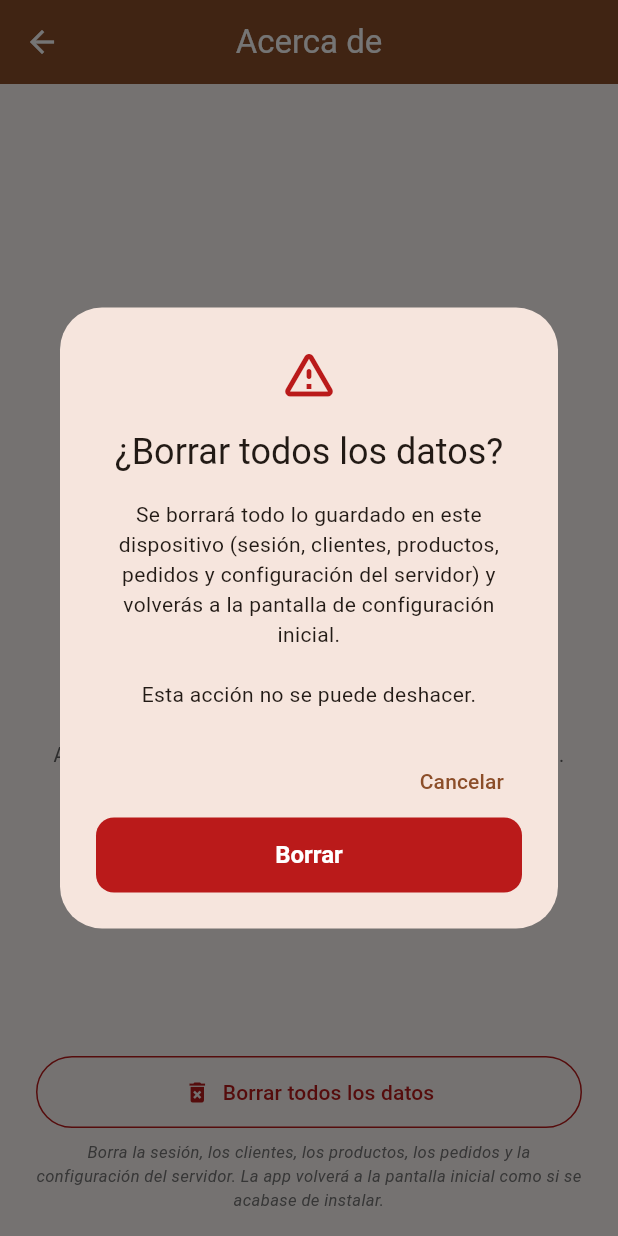
After one commit to Iago-3004/guzmanges-proyecto, a Flutter app: the AcercaDeScreen screen opened directly, after a tap on "Borrar todos los datos", on a phone screen of 412 x 824 dp. The commit adds this screen. Run offline on Flutter 3.47's test engine with Material 3 defaults, Android fonts, the phone set to English and light mode, and no system bars; our stand-ins replace dio, flutter_secure_storage, shared_preferences, sqflite; accounts and stored records are empty.

Commit message:
(APP) Ventana "Acerca de" + Boton de borrado

```diff
--- a/app/lib/core/db/database_helper.dart
+++ b/app/lib/core/db/database_helper.dart
@@ -82,4 +82,20 @@ class DatabaseHelper {
     await actual.close();
     _db = null;
   }
+
+  /// Borra POR COMPLETO la base de datos local: cierra la conexión, elimina
+  /// el fichero del disco y vuelve a abrir una BD vacía (con todas las
+  /// migraciones aplicadas desde cero). Lo usa el botón "Borrar todos los
+  /// datos" de la pantalla "Acerca de" para dejar la app como recién
+  /// instalada.
+  Future<void> borrarTodo() async {
+    await cerrar();
+    final directorio = await getDatabasesPath();
+    final ruta = p.join(directorio, _nombreBd);
+    await deleteDatabase(ruta);
+    await abrir();
+    if (kDebugMode) {
+      debugPrint('DatabaseHelper: BD borrada y recreada en $ruta');
+    }
+  }
 }
--- a/app/lib/core/storage/config_storage.dart
+++ b/app/lib/core/storage/config_storage.dart
@@ -17,4 +17,12 @@ class ConfigStorage {
     final prefs = await SharedPreferences.getInstance();
     return prefs.getString(_claveUrlServidor);
   }
+
+  /// Borra la URL del servidor. Tras esto, la app volverá a mostrar la
+  /// pantalla de configuración inicial. Lo usa el botón "Borrar todos los
+  /// datos" para dejar la app como recién instalada.
+  Future<void> borrarUrlServidor() async {
+    final prefs = await SharedPreferences.getInstance();
+    await prefs.remove(_claveUrlServidor);
+  }
 }
--- /dev/null
+++ b/app/lib/screens/acerca_de_screen.dart
@@ -0,0 +1,202 @@
+import 'package:flutter/foundation.dart';
+import 'package:flutter/material.dart';
+import 'package:provider/provider.dart';
+
+import '../core/db/database_helper.dart';
+import '../core/storage/token_storage.dart';
+import '../providers/app_config_provider.dart';
+import '../providers/auth_provider.dart';
+import '../providers/catalogos_provider.dart';
+import '../providers/clientes_provider.dart';
+import '../providers/pedidos_provider.dart';
+import '../providers/productos_provider.dart';
+
+/// Pantalla "Acerca de": muestra la información básica de la aplicación
+/// (logo, nombre y versión) y un botón destructivo para borrar todos los
+/// datos locales y volver al estado de "recién instalada".
+///
+/// Pensada como punto de salida cuando el usuario quiere cambiar de servidor
+/// (otra URL de API) o resetear la app por completo: no hay otra forma desde
+/// la UI de volver a la pantalla de configuración del servidor sin
+/// desinstalar.
+class AcercaDeScreen extends StatefulWidget {
+  const AcercaDeScreen({super.key});
+
+  /// Versión de la aplicación. Se mantiene en sincronía manualmente con la
+  /// declarada en `pubspec.yaml`. Hardcodeada para evitar añadir una
+  /// dependencia adicional (`package_info_plus`) solo para mostrarla.
+  static const String version = '1.0.0';
+
+  @override
+  State<AcercaDeScreen> createState() => _AcercaDeScreenState();
+}
+
+class _AcercaDeScreenState extends State<AcercaDeScreen> {
+  bool _borrando = false;
+
+  @override
+  Widget build(BuildContext context) {
+    final scheme = Theme.of(context).colorScheme;
+    return Scaffold(
+      appBar: AppBar(title: const Text('Acerca de')),
+      body: SafeArea(
+        child: Padding(
+          padding: const EdgeInsets.fromLTRB(24, 16, 24, 16),
+          child: Column(
+            children: [
+              const Spacer(),
+              Image.asset(
+                'assets/logo_guzmanges.png',
+                width: 140,
+                height: 140,
+                fit: BoxFit.contain,
+              ),
+              const SizedBox(height: 16),
+              Text(
+                'GuzmanGes',
+                style: Theme.of(context).textTheme.headlineMedium,
+              ),
+              const SizedBox(height: 4),
+              Text(
+                'Versión ${AcercaDeScreen.version}',
+                style: TextStyle(color: Colors.grey.shade600, fontSize: 14),
+              ),
+              const SizedBox(height: 32),
+              Text(
+                'Aplicación de preventa para representantes comerciales.\n'
+                'Proyecto Final de DAM.',
+                textAlign: TextAlign.center,
+                style: TextStyle(
+                  color: Colors.grey.shade700,
+                  fontSize: 13,
+                  height: 1.4,
+                ),
+              ),
+              const Spacer(),
+              SizedBox(
+                width: double.infinity,
+                child: OutlinedButton.icon(
+                  icon: const Icon(Icons.delete_forever),
+                  label: Text(_borrando
+                      ? 'Borrando…'
+                      : 'Borrar todos los datos'),
+                  style: OutlinedButton.styleFrom(
+                    foregroundColor: scheme.error,
+                    side: BorderSide(color: scheme.error),
+                    padding: const EdgeInsets.symmetric(vertical: 14),
+                  ),
+                  onPressed: _borrando ? null : _confirmarYBorrar,
+                ),
+              ),
+              const SizedBox(height: 8),
+              Text(
+                'Borra la sesión, los clientes, los productos, los pedidos '
+                'y la configuración del servidor. La app volverá a la '
+                'pantalla inicial como si se acabase de instalar.',
+                textAlign: TextAlign.center,
+                style: TextStyle(
+                  color: Colors.grey.shade600,
+                  fontSize: 11,
+                  fontStyle: FontStyle.italic,
+                ),
+              ),
+            ],
+          ),
+        ),
+      ),
+    );
+  }
+
+  Future<void> _confirmarYBorrar() async {
+    final scheme = Theme.of(context).colorScheme;
+    final confirmar = await showDialog<bool>(
+      context: context,
+      builder: (ctx) => AlertDialog(
+        icon: Icon(Icons.warning_amber_rounded,
+            color: scheme.error, size: 40),
+        title: const Text('¿Borrar todos los datos?'),
+        content: const Text(
+          'Se borrará todo lo guardado en este dispositivo (sesión, '
+          'clientes, productos, pedidos y configuración del servidor) y '
+          'volverás a la pantalla de configuración inicial.\n\n'
+          'Esta acción no se puede deshacer.',
+          textAlign: TextAlign.center,
+        ),
+        actions: [
+          TextButton(
+            onPressed: () => Navigator.of(ctx).pop(false),
+            child: const Text('Cancelar'),
+          ),
+          FilledButton(
+            style: FilledButton.styleFrom(backgroundColor: scheme.error),
+            onPressed: () => Navigator.of(ctx).pop(true),
+            child: const Text('Borrar'),
+          ),
+        ],
+      ),
+    );
+    if (confirmar != true || !mounted) return;
+
+    setState(() => _borrando = true);
+
+    // Capturamos las referencias a providers y al Navigator ANTES del
+    // await, así no dependemos del context tras las operaciones asíncronas.
+    final auth = context.read<AuthProvider>();
+    final appConfig = context.read<AppConfigProvider>();
+    final clientes = context.read<ClientesProvider>();
+    final productos = context.read<ProductosProvider>();
+    final pedidos = context.read<PedidosProvider>();
+    final catalogos = context.read<CatalogosProvider>();
+    final navigator = Navigator.of(context);
+
+    try {
+      // El ORDEN es crítico para evitar una carrera con la BD:
+      //
+      // `auth.logout()` dispara su callback `onUsuarioActivoChanged(null)`,
+      // que a su vez llama a `pedidos.setUsuarioActivo(null)`. Ese método
+      // ejecuta `recargarDesdeLocal()` (lectura asíncrona contra SQLite)
+      // SIN que la cadena externa la espere. Si justo después llamamos a
+      // `borrarTodo()`, este cierra la BD mientras la lectura sigue en
+      // vuelo → DatabaseException(error database_closed).
+      //
+      // Solución: borrar primero la BD (cierra y la recrea vacía).
+      // Cuando luego se haga logout, su recarga interna leerá la BD ya
+      // reabierta y devolverá [] sin race.
+
+      // 1. Cerrar y recrear la BD local. Operación rápida.
+      await DatabaseHelper.instancia.borrarTodo();
+
+      // 2. Refrescar las listas en memoria contra la BD ya vacía.
+      await clientes.recargarDesdeLocal();
+      await productos.cargarDesdeLocal();
+      await pedidos.recargarDesdeLocal();
+      await catalogos.cargarDesdeLocal();
+
+      // 3. Cerrar sesión. Su callback interno leerá la BD vacía sin
+      //    problemas y dejará al pedidosProvider sin usuario activo.
+      await auth.logout();
+
+      // 4. Limpieza defensiva del almacenamiento seguro por si el logout
+      //    dejó algo (es idempotente).
+      await TokenStorage().limpiarSesion();
+
+      // 5. Borrar la URL del servidor. `_Raiz` reactivo en main.dart
+      //    detecta `estaConfigurado == false` y reemplaza la pantalla
+      //    de fondo por ServidorConfigScreen.
+      await appConfig.limpiarUrl();
+    } catch (e) {
+      if (kDebugMode) debugPrint('AcercaDeScreen: error al borrar datos: $e');
+      // En caso de fallo parcial dejamos al menos la URL borrada para
+      // forzar el reset visual.
+      await appConfig.limpiarUrl();
+    }
+
+    // Aunque `_Raiz` ya cambió la ruta 0 a ServidorConfigScreen, esta
+    // pantalla "Acerca de" sigue pusheada en el Navigator stack: el
+    // usuario seguiría viéndola hasta tocar atrás manualmente. Hacemos
+    // popUntil para descartarla y dejar al usuario directamente en la
+    // pantalla de configuración del servidor.
+    if (!mounted) return;
+    navigator.popUntil((route) => route.isFirst);
+  }
+}
```
Also changed, not shown: app/lib/core/validation/validador_documento_identidad.dart (+22 -14 lines), app/lib/providers/app_config_provider.dart (+62 -5 lines), app/lib/screens/clientes/cliente_form_screen.dart (+12 -1 lines), app/lib/screens/home_screen.dart (+13 -0 lines), app/lib/screens/servidor_config_screen.dart (+22 -2 lines).
